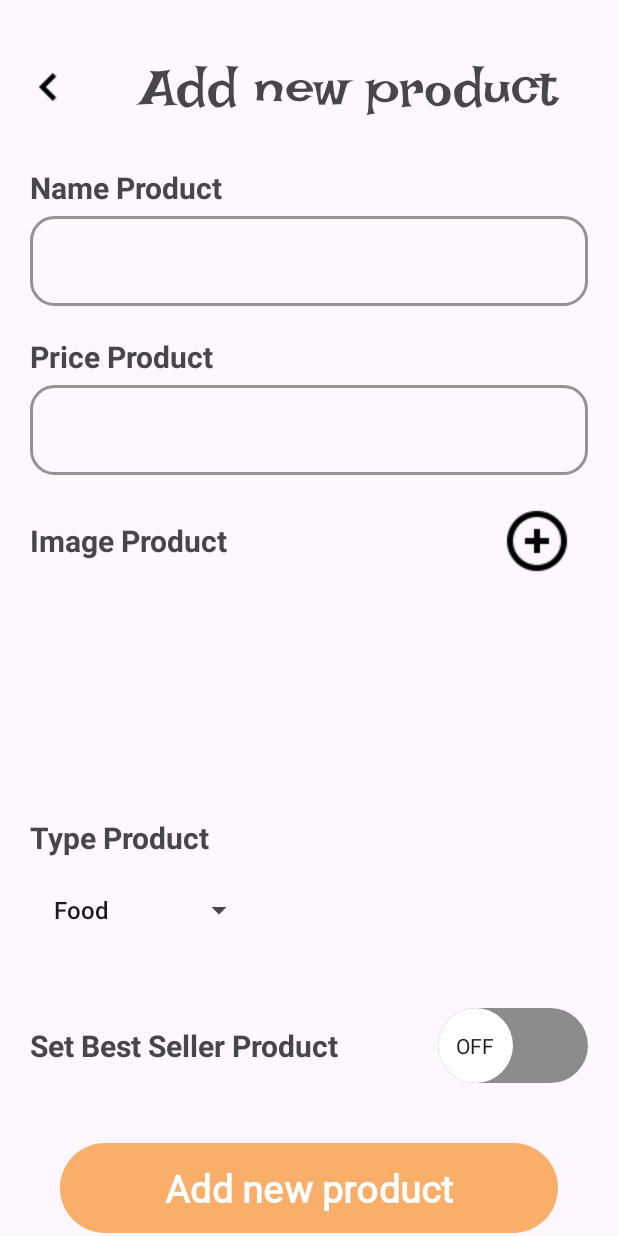
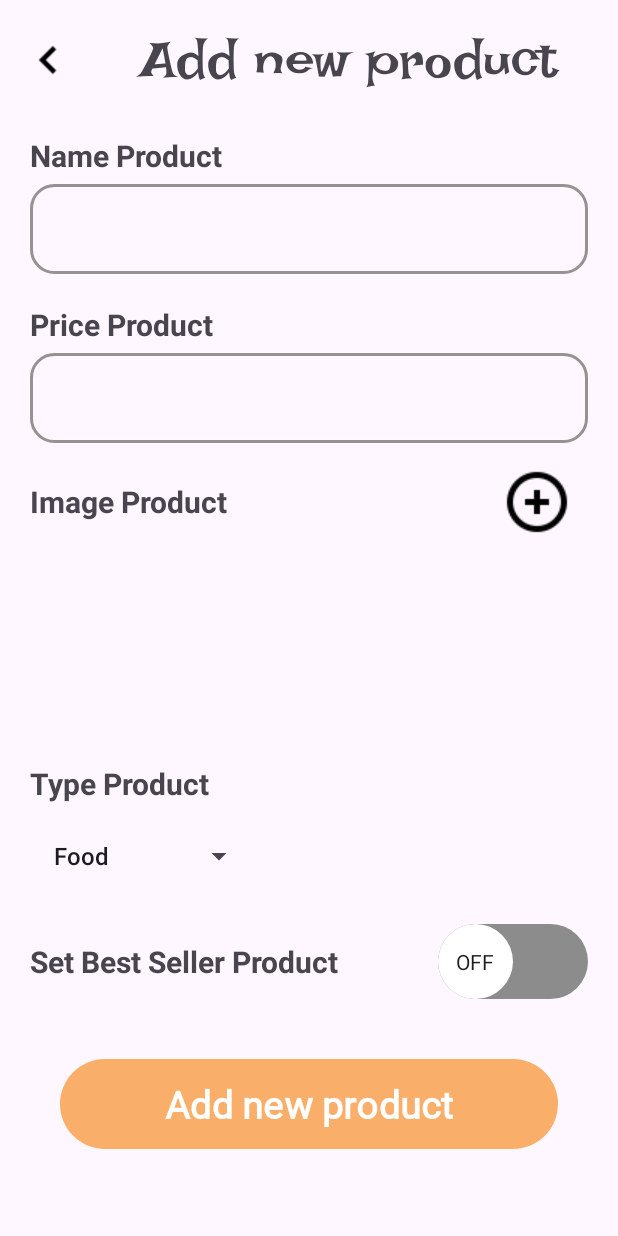
Before and after one commit to HcLng786790/SnackSnapApp-Android, an Android app: the AddProductActivity screen opened directly, with no data from a screen before it, on a phone screen of 412 x 824 dp. Run offline under Robolectric (Android 15) with nearby library versions, the phone set to English and light mode, and no system bars; pictures from the network do not load.

Commit message:
update FE

```diff
--- a/app/src/main/java/com/huuduc/giuaky/activity/LoginActivity.java
+++ b/app/src/main/java/com/huuduc/giuaky/activity/LoginActivity.java
@@ -4,6 +4,7 @@ import androidx.appcompat.app.AppCompatActivity;
 
 import android.content.Intent;
 import android.os.Bundle;
+import android.util.Log;
 import android.view.View;
 import android.widget.Button;
 import android.widget.EditText;
@@ -142,7 +143,8 @@ public class LoginActivity extends AppCompatActivity {
 
                     @Override
                     public void onFailure(Call<AuthenDTOResponse> call, Throwable t) {
-                        Toast.makeText(LoginActivity.this, "Fail", Toast.LENGTH_SHORT).show();
+                        Toast.makeText(LoginActivity.this, t.getMessage().toString(), Toast.LENGTH_SHORT).show();
+                        Log.e("e",t.getMessage().toString());
 
                     }
                 });
--- a/app/src/main/java/com/huuduc/giuaky/retrofit/RetrofitService.java
+++ b/app/src/main/java/com/huuduc/giuaky/retrofit/RetrofitService.java
@@ -20,7 +20,7 @@ public class RetrofitService {
 
     public RetrofitService(){
         retrofit = new Retrofit.Builder()
-                .baseUrl("http://192.168.1.4:8080")
+                .baseUrl("http://172.31.99.151:8080")
                 .client(okHttpClient)
                 .addConverterFactory(GsonConverterFactory.create(new Gson()))
                 .build();
--- a/app/src/main/res/layout/activity_add_product.xml
+++ b/app/src/main/res/layout/activity_add_product.xml
@@ -9,13 +9,12 @@
     <LinearLayout
         android:id="@+id/txtTitle"
         android:layout_width="match_parent"
-        android:layout_height="86dp"
+        android:layout_height="80dp"
         android:orientation="horizontal"
         android:gravity="center"
         app:layout_constraintStart_toStartOf="parent"
         app:layout_constraintTop_toTopOf="parent"
-        app:layout_constraintEnd_toEndOf="parent"
-        android:layout_marginTop="15dp">
+        app:layout_constraintEnd_toEndOf="parent">
 
         <ImageView
             android:id="@+id/iconBack"
@@ -80,7 +79,7 @@
             android:background="@drawable/custome_edt_profile"
             android:padding="10dp"
             android:layout_marginTop="5dp"
-            android:layout_marginBottom="10dp"/>
+            android:layout_marginBottom="5dp"/>
 
         <LinearLayout
             android:layout_width="match_parent"
@@ -112,7 +111,7 @@
             android:id="@+id/imvProduct"
             android:layout_width="200dp"
             android:layout_height="130dp"
-            android:layout_marginTop="20dp"
+            android:layout_marginTop="10dp"
             android:layout_gravity="center_horizontal"/>
 
         <TextView
@@ -134,7 +133,7 @@
         <LinearLayout
             android:layout_width="match_parent"
             android:layout_height="70dp"
-            android:layout_marginTop="30dp"
+            android:layout_marginTop="10dp"
             android:orientation="horizontal">
 
             <TextView
--- a/app/src/main/res/layout/activity_address.xml
+++ b/app/src/main/res/layout/activity_address.xml
@@ -39,7 +39,7 @@
         android:layout_width="match_parent"
         android:divider="#ccc"
         android:dividerHeight="2dp"
-        android:layout_height="600dp" />
+        android:layout_height="450dp" />
 
     <Button
         android:id="@+id/btnAddAddreess"
--- a/app/src/main/res/layout/activity_admin_login.xml
+++ b/app/src/main/res/layout/activity_admin_login.xml
@@ -45,7 +45,7 @@
         android:drawableStart="@drawable/icon_mail"
         android:drawablePadding="20dp"
         android:layout_marginTop="50dp"
-        android:textSize="27sp"/>
+        android:textSize="20sp"/>
 
     <EditText
         android:id="@+id/edtPassword"
@@ -57,7 +57,7 @@
         android:drawablePadding="20dp"
         android:inputType="textPassword"
         android:layout_marginTop="46dp"
-        android:textSize="27sp"/>
+        android:textSize="20sp"/>
 
     <Button
         android:id="@+id/btnLogin"
--- a/app/src/main/res/layout/activity_cart.xml
+++ b/app/src/main/res/layout/activity_cart.xml
@@ -36,7 +36,7 @@
     <androidx.recyclerview.widget.RecyclerView
         android:id="@+id/rcv_cart"
         android:layout_width="match_parent"
-        android:layout_height="544dp"
+        android:layout_height="450dp"
         android:layout_gravity="center"
         android:layout_marginTop="10dp">
 
@@ -56,7 +56,7 @@
             android:fontFamily="@font/inter_font"
             android:text="Total: "
             android:textColor="@color/main"
-            android:textSize="40dp" />
+            android:textSize="35dp" />
 
         <TextView
             android:id="@+id/txtTotal"
@@ -67,7 +67,7 @@
             android:fontFamily="@font/inter_font"
             android:text="300"
             android:textColor="@color/main"
-            android:textSize="40dp" />
+            android:textSize="35dp" />
 
     </LinearLayout>
 
--- a/app/src/main/res/layout/activity_login.xml
+++ b/app/src/main/res/layout/activity_login.xml
@@ -26,7 +26,7 @@
         android:layout_gravity="center"
         android:hint="Email"
         android:layout_marginTop="50dp"
-        android:textSize="27sp"/>
+        android:textSize="20sp"/>
 
     <EditText
         android:id="@+id/edtPassword"
@@ -36,7 +36,7 @@
         android:hint="Password"
         android:inputType="textPassword"
         android:layout_marginTop="46dp"
-        android:textSize="27sp"/>
+        android:textSize="20sp"/>
 
     <Button
         android:id="@+id/btnLogin"
@@ -61,7 +61,7 @@
         android:textAlignment="center"/>
 
     <TextView
-        android:layout_marginTop="50dp"
+        android:layout_marginTop="20dp"
         android:id="@+id/txtAdminPage"
         android:layout_width="match_parent"
         android:layout_height="wrap_content"
--- a/app/src/main/res/layout/fragment_favorite.xml
+++ b/app/src/main/res/layout/fragment_favorite.xml
@@ -30,7 +30,7 @@
         android:id="@+id/searchView"
         android:layout_width="wrap_content"
         android:layout_height="wrap_content"
-        android:layout_marginTop="40dp"
+        android:layout_marginTop="5dp"
         android:background="@drawable/custome_edittext"
         android:fontFamily="@font/inter_font"
         android:drawablePadding="30dp"
@@ -40,7 +40,7 @@
         android:id="@+id/rcv_favorite"
         android:layout_marginTop="20dp"
         android:layout_width="match_parent"
-        android:layout_height="wrap_content"
+        android:layout_height="500dp"
         android:layout_gravity="center">
     </androidx.recyclerview.widget.RecyclerView>
 
```
Also changed, not shown: app/src/main/res/layout/activity_check_out.xml (+5 -5 lines), app/src/main/res/layout/activity_dashboard.xml (+6 -6 lines).
